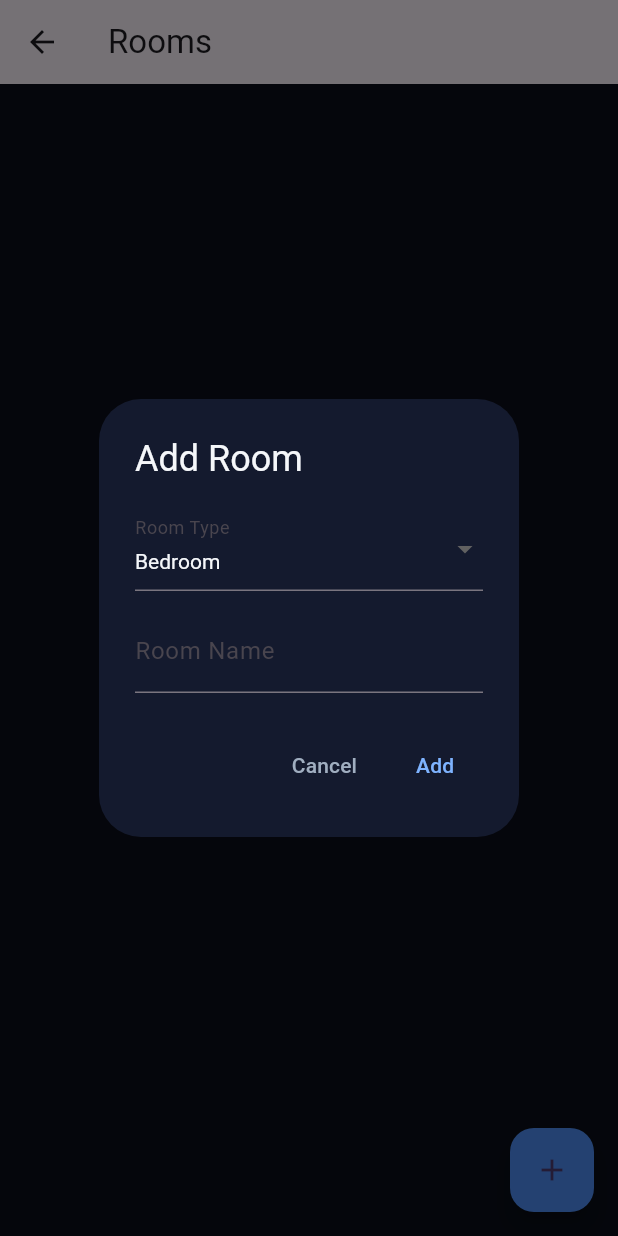
After one commit to Mehak3360/oorja, a Flutter app: the RoomsScreen screen opened directly, after a tap on the "add" icon, on a phone screen of 412 x 824 dp. The commit adds this screen. Run offline on Flutter 3.47's test engine with Material 3 defaults, Android fonts, the phone set to English and light mode, and no system bars; our stand-ins replace cloud_firestore, firebase_auth, firebase_core; accounts and stored records are empty.

Commit message:
Add RoomModel, RoomRepository, RoomProvider, RoomsScreen - tested working

```diff
--- a/lib/main.dart
+++ b/lib/main.dart
@@ -7,6 +7,7 @@ import 'firebase_options.dart';
 import 'providers/auth_provider.dart' as app_auth;
 import 'screens/auth_gate.dart';
 import 'providers/home_setup_provider.dart';
+import 'providers/room_provider.dart';
 void main() async {
   WidgetsFlutterBinding.ensureInitialized();
   await Firebase.initializeApp(options: DefaultFirebaseOptions.currentPlatform);
@@ -20,6 +21,7 @@ void main() async {
       providers: [
         ChangeNotifierProvider(create: (_) => app_auth.AuthProvider()),
         ChangeNotifierProvider(create: (_) => HomeSetupProvider()),
+        ChangeNotifierProvider(create: (_) => RoomProvider()),
       ],
       child: const MyApp(),
     ),
--- /dev/null
+++ b/lib/models/room_model.dart
@@ -0,0 +1,30 @@
+class RoomModel {
+  final String roomId;
+  final String homeId;
+  final String name;
+  final String type;
+
+  RoomModel({
+    required this.roomId,
+    required this.homeId,
+    required this.name,
+    required this.type,
+  });
+
+  factory RoomModel.fromMap(Map<String, dynamic> map, String roomId) {
+    return RoomModel(
+      roomId: roomId,
+      homeId: map['homeId'] ?? '',
+      name: map['name'] ?? '',
+      type: map['type'] ?? '',
+    );
+  }
+
+  Map<String, dynamic> toMap() {
+    return {
+      'homeId': homeId,
+      'name': name,
+      'type': type,
+    };
+  }
+}
--- /dev/null
+++ b/lib/providers/room_provider.dart
@@ -0,0 +1,36 @@
+import 'package:flutter/material.dart';
+import '../repositories/room_repository.dart';
+import '../models/room_model.dart';
+
+class RoomProvider extends ChangeNotifier {
+  final RoomRepository _roomRepository = RoomRepository();
+
+  List<RoomModel> rooms = [];
+  bool isLoading = false;
+
+  void listenToRooms(String homeId) {
+    isLoading = true;
+    notifyListeners();
+
+    _roomRepository.watchRooms(homeId).listen((roomList) {
+      rooms = roomList;
+      isLoading = false;
+      notifyListeners();
+    });
+  }
+
+  Future<void> addRoom(String homeId, String name, String type) async {
+    final room = RoomModel(
+      roomId: '',
+      homeId: homeId,
+      name: name,
+      type: type,
+    );
+    await _roomRepository.addRoom(room);
+    // No need to manually update `rooms` list — the stream listener will do it automatically
+  }
+
+  Future<void> deleteRoom(String roomId) async {
+    await _roomRepository.deleteRoom(roomId);
+  }
+}
--- /dev/null
+++ b/lib/repositories/room_repository.dart
@@ -0,0 +1,26 @@
+import 'package:cloud_firestore/cloud_firestore.dart';
+import '../models/room_model.dart';
+
+class RoomRepository {
+  final CollectionReference _rooms =
+      FirebaseFirestore.instance.collection('rooms');
+
+  Future<String> addRoom(RoomModel room) async {
+    final docRef = await _rooms.add(room.toMap());
+    return docRef.id;
+  }
+
+  Future<void> deleteRoom(String roomId) async {
+    await _rooms.doc(roomId).delete();
+  }
+
+  Stream<List<RoomModel>> watchRooms(String homeId) {
+    return _rooms
+        .where('homeId', isEqualTo: homeId)
+        .snapshots()
+        .map((snapshot) => snapshot.docs
+            .map((doc) => RoomModel.fromMap(
+                doc.data() as Map<String, dynamic>, doc.id))
+            .toList());
+  }
+}
--- a/lib/screens/auth_gate.dart
+++ b/lib/screens/auth_gate.dart
@@ -5,6 +5,7 @@ import '../repositories/home_repository.dart';
 import 'splash_screen.dart';
 import 'login_screen.dart';
 import 'home_setup_screen.dart';
+import 'rooms_screen.dart';
 
 class AuthGate extends StatefulWidget {
   const AuthGate({super.key});
@@ -58,9 +59,7 @@ class _AuthGateState extends State<AuthGate> {
           return const HomeSetupScreen();
         }
 
-        return const Scaffold(
-          body: Center(child: Text('DASHBOARD (placeholder)')),
-        );
+        return const RoomsScreen();
       },
     );
   }
--- /dev/null
+++ b/lib/screens/rooms_screen.dart
@@ -0,0 +1,167 @@
+import 'package:flutter/material.dart';
+import 'package:provider/provider.dart';
+import '../providers/auth_provider.dart' as app_auth;
+import '../providers/room_provider.dart';
+import '../theme/app_theme.dart';
+
+class RoomsScreen extends StatefulWidget {
+  const RoomsScreen({super.key});
+
+  @override
+  State<RoomsScreen> createState() => _RoomsScreenState();
+}
+
+class _RoomsScreenState extends State<RoomsScreen> {
+  @override
+  void initState() {
+    super.initState();
+    // Start listening to rooms as soon as this screen loads
+    WidgetsBinding.instance.addPostFrameCallback((_) {
+      final uid = context.read<app_auth.AuthProvider>().currentUser!.uid;
+      context.read<RoomProvider>().listenToRooms(uid);
+    });
+  }
+
+  void _showAddRoomDialog(BuildContext context) {
+    final nameController = TextEditingController();
+    String selectedType = 'Bedroom';
+    final roomTypes = [
+      'Bedroom', 'Kitchen', 'Living Room', 'Bathroom',
+      'Study Room', 'Dining Room', 'Utility Room', 'Custom Room',
+    ];
+
+    showDialog(
+      context: context,
+      builder: (dialogContext) {
+        return StatefulBuilder(
+          builder: (dialogContext, setDialogState) {
+            return AlertDialog(
+              backgroundColor: AppTheme.cardBackground,
+              title: const Text('Add Room', style: TextStyle(color: AppTheme.textPrimary)),
+              content: Column(
+                mainAxisSize: MainAxisSize.min,
+                children: [
+                  DropdownButtonFormField<String>(
+                    initialValue: selectedType,
+                    dropdownColor: AppTheme.cardBackground,
+                    style: const TextStyle(color: AppTheme.textPrimary),
+                    decoration: const InputDecoration(labelText: 'Room Type'),
+                    items: roomTypes.map((type) {
+                      return DropdownMenuItem(value: type, child: Text(type));
+                    }).toList(),
+                    onChanged: (value) {
+                      setDialogState(() => selectedType = value!);
+                      nameController.text = value!;
+                    },
+                  ),
+                  const SizedBox(height: 12),
+                  TextField(
+                    controller: nameController,
+                    style: const TextStyle(color: AppTheme.textPrimary),
+                    decoration: const InputDecoration(labelText: 'Room Name'),
+                  ),
+                ],
+              ),
+              actions: [
+                TextButton(
+                  onPressed: () => Navigator.pop(dialogContext),
+                  child: Text('Cancel', style: TextStyle(color: AppTheme.textSecondary)),
+                ),
+                TextButton(
+                  onPressed: () async {
+                    if (nameController.text.trim().isEmpty) return;
+                    final uid = context.read<app_auth.AuthProvider>().currentUser!.uid;
+                    await context.read<RoomProvider>().addRoom(
+                          uid,
+                          nameController.text.trim(),
+                          selectedType,
+                        );
+                    if (dialogContext.mounted) Navigator.pop(dialogContext);
+                  },
+                  child: const Text('Add', style: TextStyle(color: AppTheme.accentBlue)),
+                ),
+              ],
+            );
+          },
+        );
+      },
+    );
+  }
+
+  @override
+  Widget build(BuildContext context) {
+    final roomProvider = context.watch<RoomProvider>();
+
+    return Scaffold(
+      backgroundColor: AppTheme.navyBackground,
+      appBar: AppBar(title: const Text('Rooms')),
+      body: roomProvider.isLoading
+          ? const Center(child: CircularProgressIndicator())
+          : roomProvider.rooms.isEmpty
+              ? Center(
+                  child: Text(
+                    'No rooms yet.\nTap + to add your first room.',
+                    textAlign: TextAlign.center,
+                    style: TextStyle(color: AppTheme.textSecondary),
+                  ),
+                )
+              : GridView.builder(
+                  padding: const EdgeInsets.all(16),
+                  gridDelegate: const SliverGridDelegateWithFixedCrossAxisCount(
+                    crossAxisCount: 2,
+                    childAspectRatio: 1.1,
+                    crossAxisSpacing: 12,
+                    mainAxisSpacing: 12,
+                  ),
+                  itemCount: roomProvider.rooms.length,
+                  itemBuilder: (context, index) {
+                    final room = roomProvider.rooms[index];
+                    return Card(
+                      color: AppTheme.cardBackground,
+                      child: InkWell(
+                        borderRadius: BorderRadius.circular(16),
+                        onTap: () {
+                          // TODO: navigate to Room Details screen (next task)
+                        },
+                        onLongPress: () async {
+                          await context.read<RoomProvider>().deleteRoom(room.roomId);
+                        },
+                        child: Padding(
+                          padding: const EdgeInsets.all(16),
+                          child: Column(
+                            mainAxisAlignment: MainAxisAlignment.center,
+                            children: [
+                              const Icon(Icons.meeting_room_outlined,
+                                  size: 36, color: AppTheme.primaryBlue),
+                              const SizedBox(height: 12),
+                              Text(
+                                room.name,
+                                textAlign: TextAlign.center,
+                                style: const TextStyle(
+                                  color: AppTheme.textPrimary,
+                                  fontWeight: FontWeight.w600,
+                                ),
+                              ),
+                              const SizedBox(height: 4),
+                              Text(
+                                room.type,
+                                style: TextStyle(
+                                  fontSize: 12,
+                                  color: AppTheme.textSecondary,
+                                ),
+                              ),
+                            ],
+                          ),
+                        ),
+                      ),
+                    );
+                  },
+                ),
+      floatingActionButton: FloatingActionButton(
+        onPressed: () => _showAddRoomDialog(context),
+        backgroundColor: AppTheme.primaryBlue,
+        child: const Icon(Icons.add),
+      ),
+    );
+  }
+}
```
